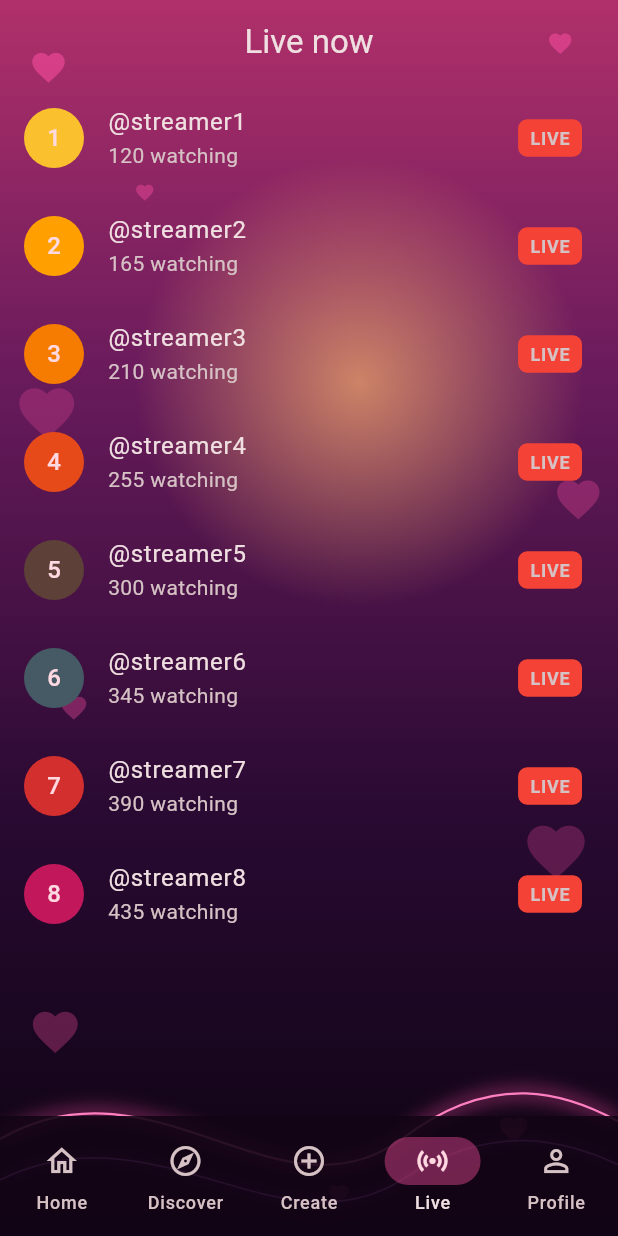
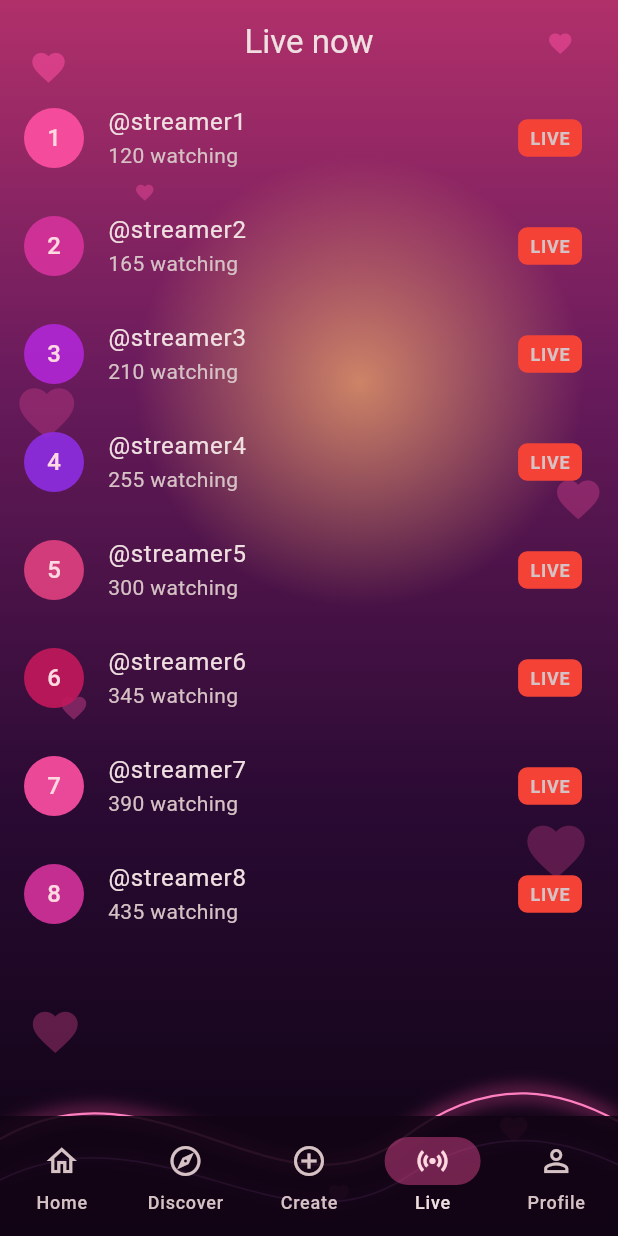
Before and after one commit to creativegames455-creator/VibraX, a Flutter app: the screen it shows once a user with an empty profile is signed in, item 4 of the bottom bar chosen, on a phone screen of 412 x 824 dp. Run offline on Flutter 3.47's test engine with Material 3 defaults, Android fonts, the phone set to English and light mode, and no system bars; our stand-ins replace google_fonts, supabase_flutter; accounts and stored records are empty.

Commit message:
Pink palette for tiles

```diff
--- a/lib/main.dart
+++ b/lib/main.dart
@@ -26,8 +26,19 @@ Future<void> loadPosts() async {
 }
 
 Color colorFor(String key) {
-  final sum = key.codeUnits.fold<int>(0, (a, b) => a + b);
-  return Colors.primaries[sum % Colors.primaries.length].shade700;
+  const palette = [
+    Color(0xE6FF4FA3),
+    Color(0xE6D6329C),
+    Color(0xE6B026D6),
+    Color(0xE68E2DE2),
+    Color(0xE6E0407F),
+    Color(0xE6C2185B),
+  ];
+  var h = 0;
+  for (final c in key.codeUnits) {
+    h = (h * 31 + c) & 0x7fffffff;
+  }
+  return palette[h % palette.length];
 }
 
 String currentUsername() {
```
